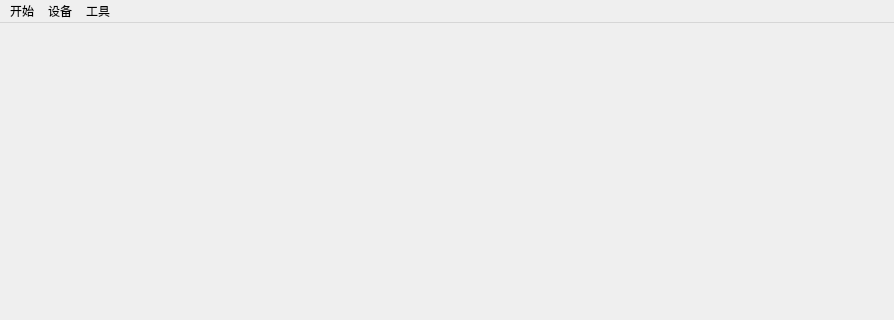
First picture: the form in src/mainwindow.ui, repository xuli2020sj/GDS9, before the edit; both pictures show x 0 to 894 and y 0 to 320 of the 894 by 606 pixel window.
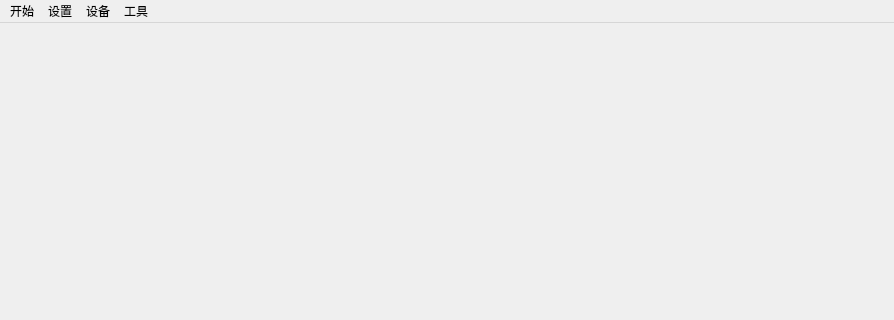
Second picture: the form after the edit.

```diff
--- a/src/mainwindow.ui
+++ b/src/mainwindow.ui
@@ -49,7 +49,14 @@
     </widget>
     <addaction name="menu_4"/>
    </widget>
+   <widget class="QMenu" name="menu_5">
+    <property name="title">
+     <string>设置</string>
+    </property>
+    <addaction name="actionDataAcqSetting"/>
+   </widget>
    <addaction name="menu"/>
+   <addaction name="menu_5"/>
    <addaction name="menu_2"/>
    <addaction name="menu_3"/>
   </widget>
```
Left out of the diff: 5 changed lines with no effect on the pictures.
